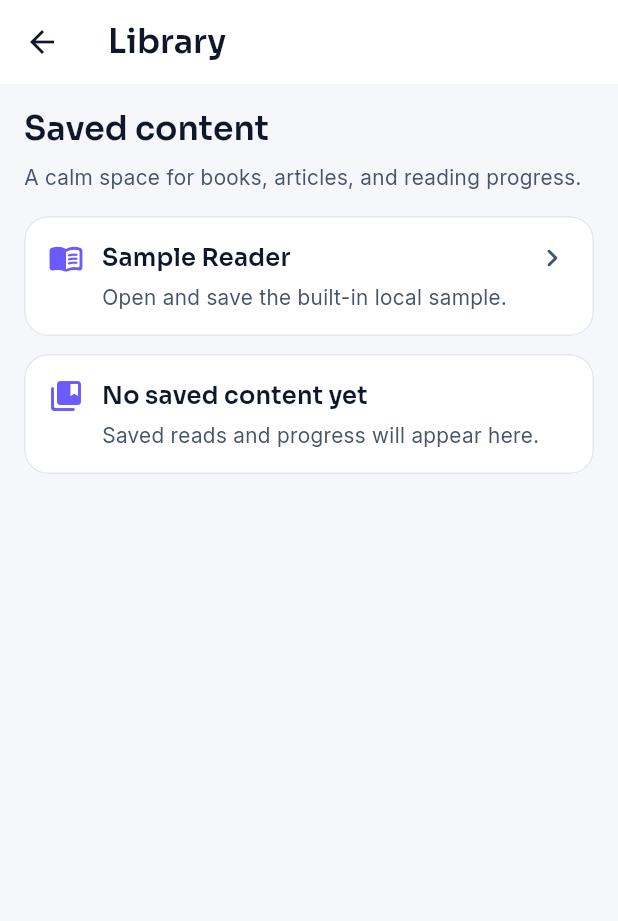
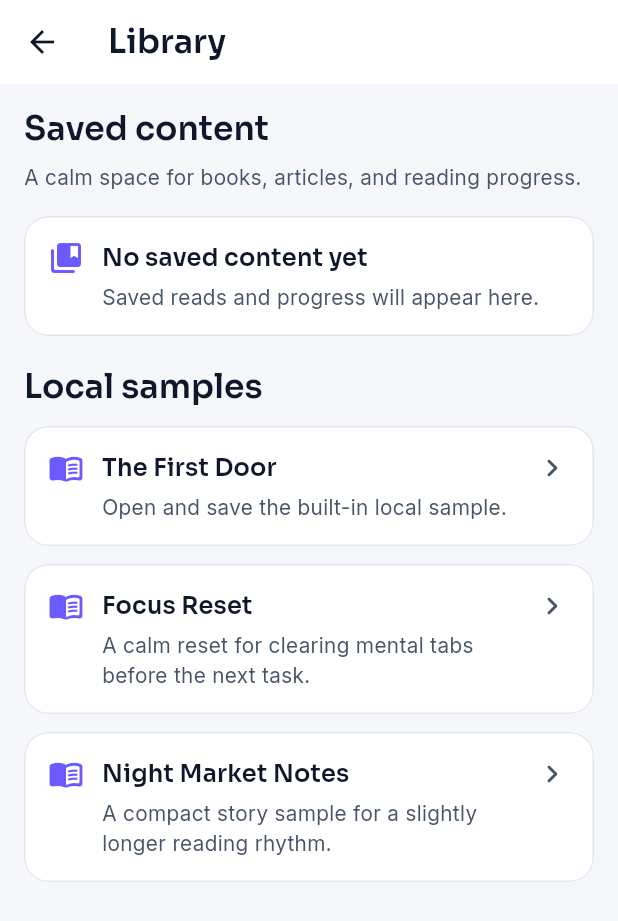
Before and after one commit to nqminh2417/InfinityWorld, a Flutter app: the LibraryScreen screen opened directly, on a phone screen of 412 x 824 dp. Shown: the top 921 px of the screen. Run offline on Flutter 3.47's test engine with Material 3 defaults, Android fonts, the phone set to English and light mode, and no system bars; our stand-ins replace dio, flutter_riverpod, go_router, shared_preferences, timezone; accounts and stored records are empty.

Commit message:
feat: add reader sample catalog

```diff
--- a/lib/app/router/app_router.dart
+++ b/lib/app/router/app_router.dart
@@ -131,7 +131,7 @@ GoRouter createAppRouter({
       GoRoute(
         path: AppRoutes.reader,
         builder: (BuildContext context, GoRouterState state) {
-          return const ReaderScreen();
+          return ReaderScreen(sampleId: state.uri.queryParameters['sample']);
         },
       ),
     ],
--- a/lib/features/library/presentation/library_screen.dart
+++ b/lib/features/library/presentation/library_screen.dart
@@ -5,6 +5,7 @@ import 'package:infinity_world/design_system/components/iw_card.dart';
 import 'package:infinity_world/design_system/tokens/iw_colors.dart';
 import 'package:infinity_world/design_system/tokens/iw_spacing.dart';
 import 'package:infinity_world/features/reader/application/reader_saved_sample_provider.dart';
+import 'package:infinity_world/features/reader/domain/reader_sample.dart';
 import 'package:infinity_world/routes/app_routes.dart';
 
 class LibraryScreen extends ConsumerWidget {
@@ -41,47 +42,6 @@ class LibraryScreen extends ConsumerWidget {
             ),
             const SizedBox(height: IwSpacing.space16),
             IwCard(
-              onTap: () => context.push(AppRoutes.reader),
-              child: Row(
-                crossAxisAlignment: CrossAxisAlignment.start,
-                children: [
-                  Icon(
-                    Icons.menu_book_rounded,
-                    color: Theme.of(context).colorScheme.primary,
-                  ),
-                  const SizedBox(width: IwSpacing.space12),
-                  Expanded(
-                    child: Column(
-                      crossAxisAlignment: CrossAxisAlignment.start,
-                      children: [
-                        Text(
-                          'Sample Reader',
-                          style: Theme.of(context).textTheme.titleMedium,
-                        ),
-                        const SizedBox(height: IwSpacing.space4),
-                        Text(
-                          isSampleSaved
-                              ? 'Saved locally. Continue the built-in sample.'
-                              : 'Open and save the built-in local sample.',
-                          style: Theme.of(
-                            context,
-                          ).textTheme.bodyMedium?.copyWith(
-                            color: IwColors.textSecondary(brightness),
-                          ),
-                        ),
-                      ],
-                    ),
-                  ),
-                  const SizedBox(width: IwSpacing.space12),
-                  Icon(
-                    Icons.chevron_right_rounded,
-                    color: IwColors.textSecondary(brightness),
-                  ),
-                ],
-              ),
-            ),
-            const SizedBox(height: IwSpacing.space12),
-            IwCard(
               child: Row(
                 crossAxisAlignment: CrossAxisAlignment.start,
                 children: [
@@ -117,9 +77,82 @@ class LibraryScreen extends ConsumerWidget {
                 ],
               ),
             ),
+            const SizedBox(height: IwSpacing.space20),
+            Text(
+              'Local samples',
+              style: Theme.of(context).textTheme.titleLarge,
+            ),
+            const SizedBox(height: IwSpacing.space12),
+            for (final sample in readerSampleCatalog) ...[
+              _ReaderSampleCard(
+                sample: sample,
+                isSaved: sample.canBeSaved && isSampleSaved,
+              ),
+              const SizedBox(height: IwSpacing.space12),
+            ],
           ],
         ),
       ),
     );
   }
 }
+
+class _ReaderSampleCard extends StatelessWidget {
+  const _ReaderSampleCard({required this.sample, required this.isSaved});
+
+  final ReaderSample sample;
+  final bool isSaved;
+
+  @override
+  Widget build(BuildContext context) {
+    final brightness = Theme.of(context).brightness;
+    final sampleDescription =
+        isSaved
+            ? 'Saved locally. Continue the built-in sample.'
+            : sample.description;
+
+    return IwCard(
+      onTap: () => context.push(_readerSampleRoute(sample.id)),
+      child: Row(
+        crossAxisAlignment: CrossAxisAlignment.start,
+        children: [
+          Icon(
+            Icons.menu_book_rounded,
+            color: Theme.of(context).colorScheme.primary,
+          ),
+          const SizedBox(width: IwSpacing.space12),
+          Expanded(
+            child: Column(
+              crossAxisAlignment: CrossAxisAlignment.start,
+              children: [
+                Text(
+                  sample.title,
+                  style: Theme.of(context).textTheme.titleMedium,
+                ),
+                const SizedBox(height: IwSpacing.space4),
+                Text(
+                  sampleDescription,
+                  style: Theme.of(context).textTheme.bodyMedium?.copyWith(
+                    color: IwColors.textSecondary(brightness),
+                  ),
+                ),
+              ],
+            ),
+          ),
+          const SizedBox(width: IwSpacing.space12),
+          Icon(
+            Icons.chevron_right_rounded,
+            color: IwColors.textSecondary(brightness),
+          ),
+        ],
+      ),
+    );
+  }
+}
+
+String _readerSampleRoute(String sampleId) {
+  return Uri(
+    path: AppRoutes.reader,
+    queryParameters: {'sample': sampleId},
+  ).toString();
+}
--- /dev/null
+++ b/lib/features/reader/domain/reader_sample.dart
@@ -0,0 +1,69 @@
+class ReaderSample {
+  const ReaderSample({
+    required this.id,
+    required this.title,
+    required this.subtitle,
+    required this.description,
+    required this.sectionTitle,
+    required this.paragraphs,
+    this.canBeSaved = false,
+  });
+
+  final String id;
+  final String title;
+  final String subtitle;
+  final String description;
+  final String sectionTitle;
+  final List<String> paragraphs;
+  final bool canBeSaved;
+}
+
+const readerSampleCatalog = <ReaderSample>[
+  ReaderSample(
+    id: 'first-door',
+    title: 'The First Door',
+    subtitle: 'Local reading sample',
+    description: 'Open and save the built-in local sample.',
+    sectionTitle: 'InfinityWorld sample',
+    canBeSaved: true,
+    paragraphs: [
+      'InfinityWorld sample: the first door opened quietly, not with a flash, but with the small certainty that a useful place had finally found its shape.',
+      'Inside was a calm room of notes, stories, and saved ideas. Nothing asked to be synced, imported, ranked, or organized yet. It only needed to be readable.',
+      'The reader will grow later when the Library earns persistence, bookmarks, and progress. For now, this sample proves the surface can hold text with the same care as the rest of the app.',
+    ],
+  ),
+  ReaderSample(
+    id: 'focus-reset',
+    title: 'Focus Reset',
+    subtitle: 'Short local note',
+    description: 'A calm reset for clearing mental tabs before the next task.',
+    sectionTitle: 'Three-minute reset',
+    paragraphs: [
+      'Close the noisy loops first: write the loose tasks down, name the next action, then stop carrying them in memory.',
+      'A small system works best when it stays visible. Put the next useful step where you can see it, and move everything else out of the way.',
+      'Focus is not a dramatic mode switch. It is one quiet decision repeated until the room starts to feel simple again.',
+    ],
+  ),
+  ReaderSample(
+    id: 'night-market-notes',
+    title: 'Night Market Notes',
+    subtitle: 'Story-style sample',
+    description: 'A compact story sample for a slightly longer reading rhythm.',
+    sectionTitle: 'After the rain',
+    paragraphs: [
+      'The night market opened after the rain, all bright signs and wet pavement, each stall reflecting a different color into the street.',
+      'Minh followed the warm smell of grilled corn past the book cart, where old paperbacks leaned under a plastic sheet and waited for patient hands.',
+      'He bought one with a cracked spine, not because it was rare, but because the first page made the city feel a little wider than it had that morning.',
+    ],
+  ),
+];
+
+ReaderSample readerSampleById(String? id) {
+  for (final sample in readerSampleCatalog) {
+    if (sample.id == id) {
+      return sample;
+    }
+  }
+
+  return readerSampleCatalog.first;
+}
```
Also changed, not shown: lib/features/reader/presentation/reader_screen.dart (+20 -16 lines), 3 other files.
